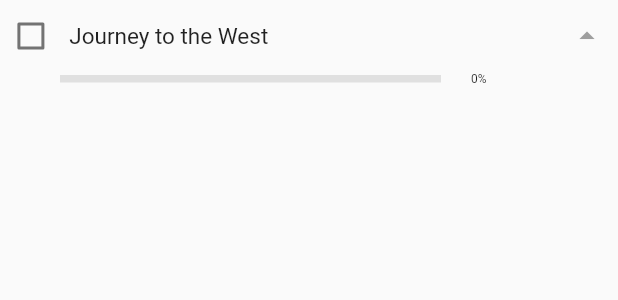
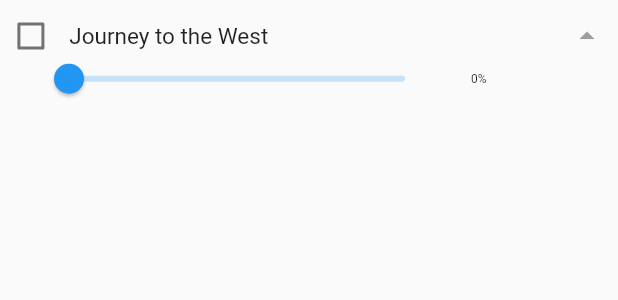
Before and after one commit to asjqkkkk/flutter-todos, a Flutter app: the TaskDetailItem widget shown alone on an empty page, opened directly, after a tap on the "arrow drop down" icon, on a phone screen of 412 x 824 dp. Shown: the top 300 px of the screen. Run offline on Flutter 3.47's test engine with Material 2 defaults, Android fonts, the phone set to English and light mode, and no system bars; our stand-ins replace carousel_slider, shared_preferences; missing offline and left inert: circle_list; accounts and stored records are empty.

Commit message:
稍微完善动画逻辑，返回逻辑

```diff
--- a/lib/items/task_detail_item.dart
+++ b/lib/items/task_detail_item.dart
@@ -3,17 +3,22 @@ import 'package:flutter/material.dart';
 class TaskDetailItem extends StatefulWidget {
   final double itemProgress;
   final Function onChecked;
+  final TheProgress onProgressChanged;
   final String itemName;
   final int index;
 
   TaskDetailItem(
-      {this.itemProgress = 0.0, this.onChecked, @required this.itemName, this.index = 0});
+      {this.itemProgress = 0.0,
+      this.onChecked,
+      @required this.itemName,
+      this.index = 0, this.onProgressChanged});
 
   @override
   _TaskDetailItemState createState() => _TaskDetailItemState();
 }
 
-class _TaskDetailItemState extends State<TaskDetailItem> with SingleTickerProviderStateMixin{
+class _TaskDetailItemState extends State<TaskDetailItem>
+    with SingleTickerProviderStateMixin {
   double currentProgress = 0.0;
   bool progressShow = false;
 
@@ -24,13 +29,17 @@ class _TaskDetailItemState extends State<TaskDetailItem> with SingleTickerProvid
   void initState() {
     super.initState();
     currentProgress = widget.itemProgress;
-    _controller = AnimationController(vsync: this,duration: Duration(milliseconds: 1000));
-    _animation = Tween(begin: 0.0,end: 1.0).animate(CurvedAnimation(parent: _controller, curve: Curves.easeOutBack));
-    Future.delayed(Duration(seconds: 1,), (){
+    _controller = AnimationController(
+        vsync: this, duration: Duration(milliseconds: 1000));
+    _animation = Tween(begin: 0.0, end: 1.0).animate(
+        CurvedAnimation(parent: _controller, curve: Curves.easeOutBack));
+    Future.delayed(
+        Duration(
+          seconds: 1,
+        ), () {
       _controller.forward();
     });
   }
-
 
   @override
   void dispose() {
@@ -40,13 +49,16 @@ class _TaskDetailItemState extends State<TaskDetailItem> with SingleTickerProvid
 
   @override
   Widget build(BuildContext context) {
-
     final size = MediaQuery.of(context).size;
 
     return AnimatedBuilder(
       animation: _animation,
-      builder: (ctx, child){
-        return Transform.translate(offset: Offset((size.width + widget.index * 100) * (_animation.value - 1), 0), child: child,);
+      builder: (ctx, child) {
+        return Transform.translate(
+          offset: Offset(
+              (size.width + widget.index * 100) * (_animation.value - 1), 0),
+          child: child,
+        );
       },
       child: Container(
         child: Column(
@@ -63,7 +75,7 @@ class _TaskDetailItemState extends State<TaskDetailItem> with SingleTickerProvid
                         widget.onChecked(value, currentProgress);
                       }
                       setState(() {
-                        if (value == true) {
+                        if (value) {
                           currentProgress = 1.0;
                         } else {
                           currentProgress = widget.itemProgress;
@@ -75,13 +87,32 @@ class _TaskDetailItemState extends State<TaskDetailItem> with SingleTickerProvid
                 ),
                 Expanded(
                     flex: 8,
+                    child: InkWell(
+                      onTap: () {
+                        setState(() {
+                          if (currentProgress == 1.0) {
+                            currentProgress = widget.itemProgress;
+                          } else {
+                            currentProgress = 1.0;
+                          }
+                        });
+                      },
                       child: Container(
-                        margin: EdgeInsets.only(left: 5),
-                        child: Text("${widget.itemName}"))),
+                          margin: EdgeInsets.only(
+                            left: 5,
+                          ),
+                          child: Text("${widget.itemName}")),
+                    )),
                 Expanded(
                     flex: 1,
                     child: IconButton(
-                        icon: Icon(progressShow?Icons.arrow_drop_up:Icons.arrow_drop_down,color: Colors.grey,), onPressed: (){
+                        icon: Icon(
+                          progressShow
+                              ? Icons.arrow_drop_up
+                              : Icons.arrow_drop_down,
+                          color: Colors.grey,
+                        ),
+                        onPressed: () {
                           setState(() {
                             progressShow = !progressShow;
                           });
@@ -101,19 +132,33 @@ class _TaskDetailItemState extends State<TaskDetailItem> with SingleTickerProvid
         Expanded(
           flex: 6,
           child: Container(
-                margin: EdgeInsets.only(left: 40),
+            margin: EdgeInsets.only(left: 22),
             height: 5,
-                child: LinearProgressIndicator(
-                  valueColor: AlwaysStoppedAnimation(
-                      Theme.of(context).primaryColor),
+            child: Slider(
                 value: currentProgress,
-                  backgroundColor: Color.fromRGBO(224, 224, 224, 1),
+                onChanged: (value) {
+                  setState(() {
+                    currentProgress = value;
+                  });
+                  if(widget.onProgressChanged != null){
+                    widget.onProgressChanged(value);
+                  }
+                }),
           ),
         ),
+        SizedBox(
+          width: 20,
         ),
-            SizedBox(width: 20,),
-            Expanded(flex: 2,child: Text("${(currentProgress * 100).toInt()}%",style: TextStyle(fontSize: 8),),),
+        Expanded(
+          flex: 2,
+          child: Text(
+            "${(currentProgress * 100).toInt()}%",
+            style: TextStyle(fontSize: 8),
+          ),
+        ),
       ],
     );
   }
 }
+
+typedef TheProgress = void Function(double value);
```
Also changed, not shown: lib/pages/task_detail_page.dart (+8 -1 lines). Lines whose indentation alone changed are shown as unchanged.
